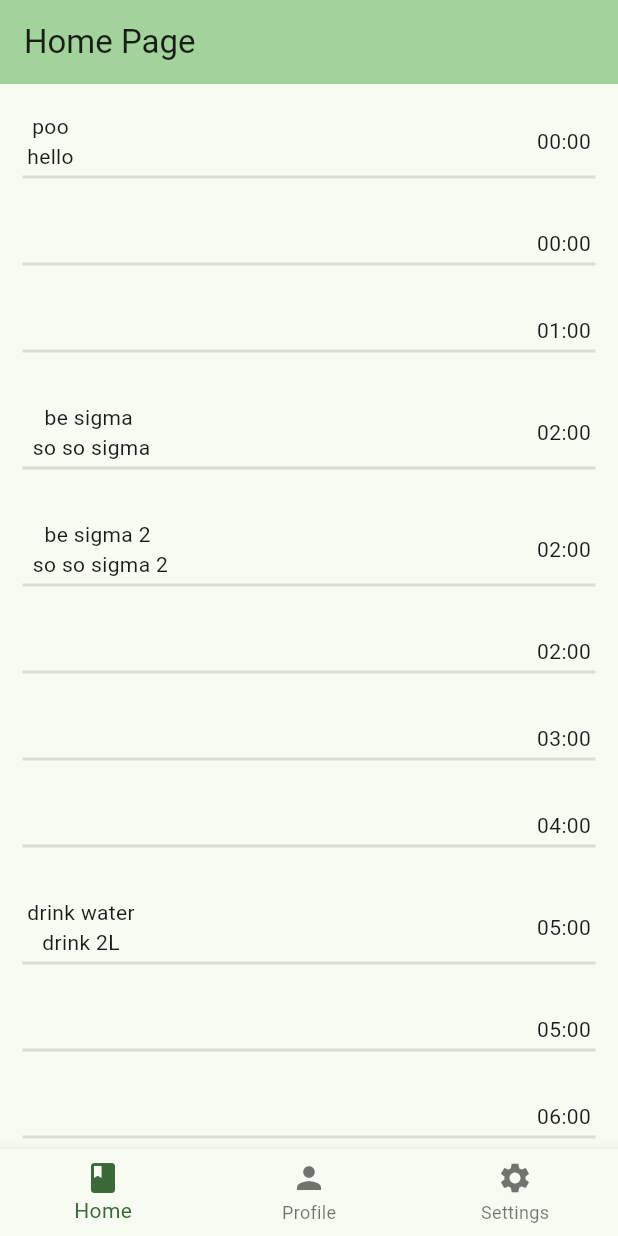
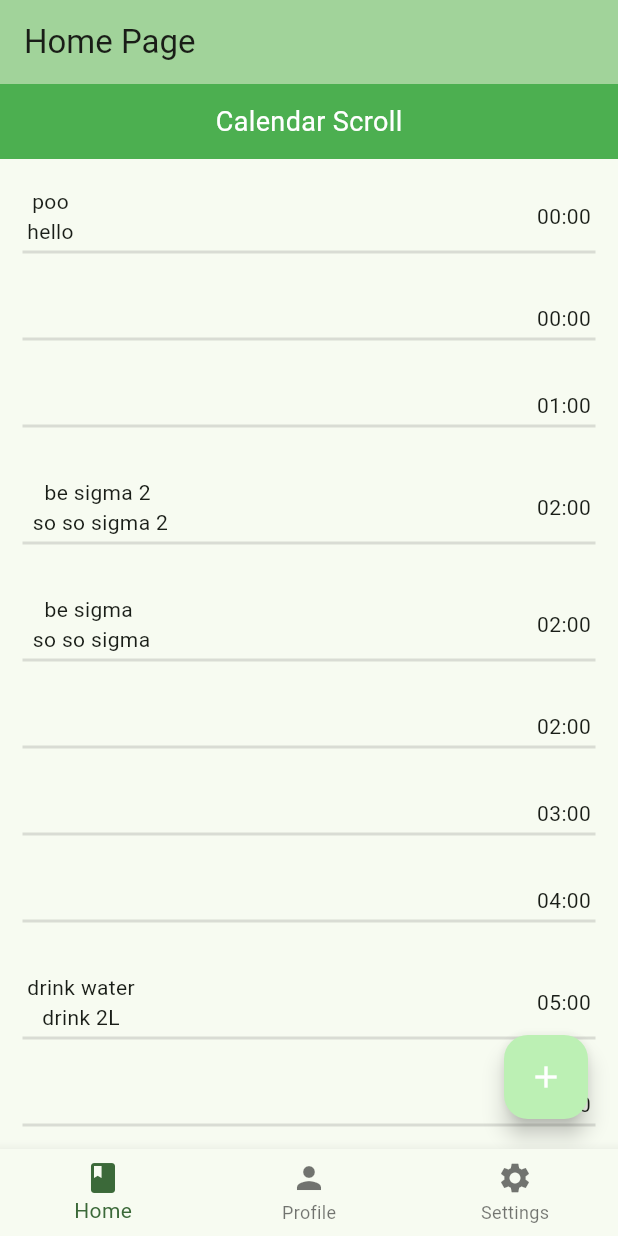
Before and after one commit to dw0nji/task_manager_2, a Flutter app: the screen it shows after launch, on a phone screen of 412 x 824 dp. Run offline on Flutter 3.47's test engine with Material 3 defaults, Android fonts, the phone set to English and light mode, and no system bars; our stand-ins replace go_router; missing offline and left inert: dart:ffi; accounts and stored records are empty.

Commit message:
Added section for calendar scroll + Floating button to add a task + Working functionality and communication with the model and view through the controller.

```diff
--- a/lib/Views/HomePage.dart
+++ b/lib/Views/HomePage.dart
@@ -2,6 +2,7 @@ import 'dart:ffi';
 
 import 'package:flutter/material.dart';
 import 'package:provider/provider.dart';
+import 'package:task_manager/Model/Task.dart';
 import 'package:task_manager/Views/widgets/task.dart';
 import 'package:intl/intl.dart';
 
@@ -62,12 +63,32 @@ class _MyHomePageState extends State<MyHomePage> {
       body: LayoutBuilder(
         builder: (BuildContext context, BoxConstraints viewportConstraints){
 
-          return SingleChildScrollView(
+          return
+            Stack(
+              children: [
+                Column(
+                //mainAxisAlignment: MainAxisAlignment.spaceEvenly,
+
+                children: [
+                  Container(
+                    width: double.infinity, // Fills the width of the screen
+                    height: 50, // Adjust height as needed
+                    color: Colors.green, // Set any color you want
+                    child: Center(
+                      child: Text(
+                        'Calendar Scroll',
+                        style: TextStyle(color: Colors.white, fontSize: 18),
+                      ),
+                    ),
+                  ),
+                  Expanded(child:
+                    SingleChildScrollView(
                       child: ConstrainedBox(
                         constraints:
                           BoxConstraints(minHeight: viewportConstraints.maxHeight),
 
-              child: Center(
+                        child:
+                            Center(
 
                               child: Column(
                                 mainAxisAlignment: MainAxisAlignment.center,
@@ -76,6 +97,24 @@ class _MyHomePageState extends State<MyHomePage> {
                               ),
                             ),
                       ),
+                    ),
+                  )
+                ]
+                ),
+                Container(
+                  alignment: Alignment.bottomRight,
+                  padding: const EdgeInsets.all(20.0),
+                  child:
+                  FloatingActionButton(
+                    //TODO: This onPressed is temporary and just tests the functionality of adding a task.
+                    onPressed: (){Provider.of<MainController>(context, listen: false).addTask(Task("hello", "no", DateTime(0,0,0,15,20)));},
+                    child: Icon(
+                      Icons.add,
+                      color: Colors.white,
+                    ),
+                  )
+                ),
+              ],
           );
         }
       ),
```
Lines whose indentation alone changed are shown as unchanged.
